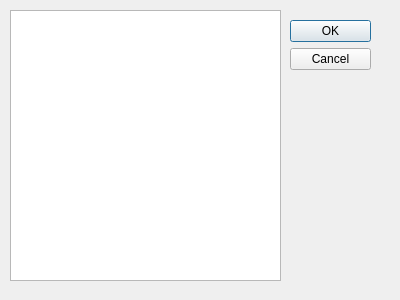
Above: UI/logdialog.ui from pgTech123/Luciole before the change. Below: the same form after it.
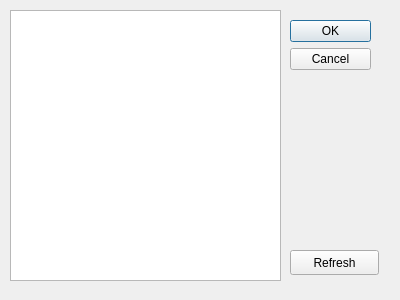
That is the form after the change.

The edit to the form file:
```diff
--- a/UI/logdialog.ui
+++ b/UI/logdialog.ui
@@ -39,6 +39,19 @@
     </rect>
    </property>
   </widget>
+  <widget class="QPushButton" name="pushButtonRefresh">
+   <property name="geometry">
+    <rect>
+     <x>290</x>
+     <y>250</y>
+     <width>89</width>
+     <height>25</height>
+    </rect>
+   </property>
+   <property name="text">
+    <string>Refresh</string>
+   </property>
+  </widget>
  </widget>
  <resources/>
  <connections>
```
